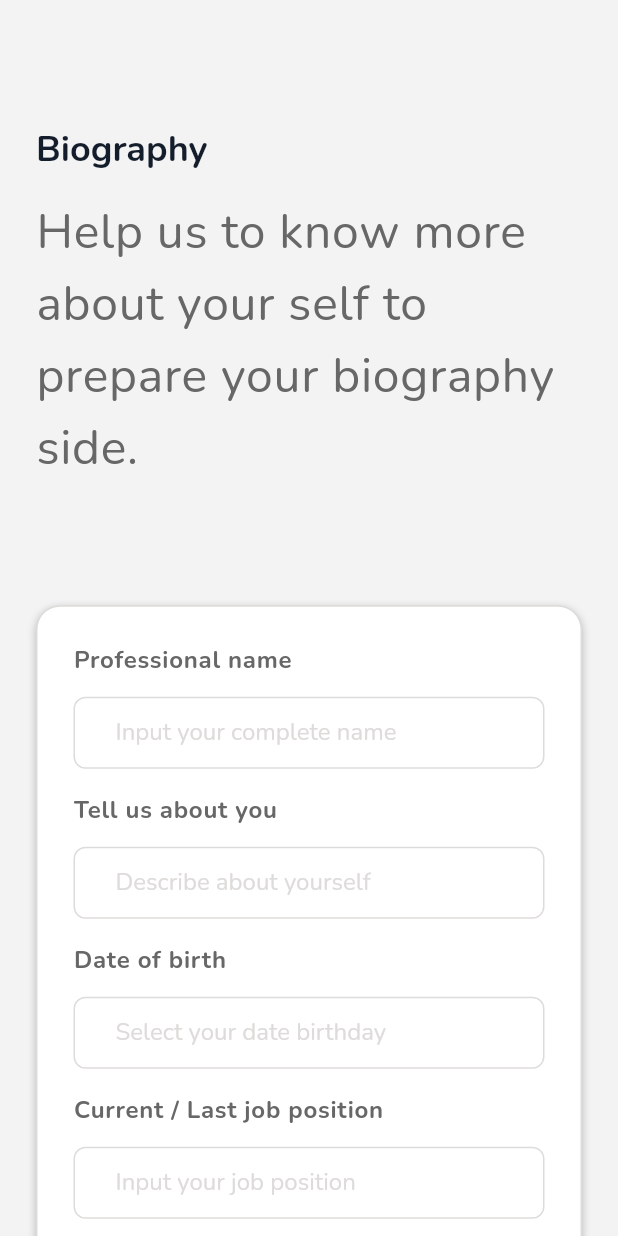
After one commit to Fritzent/Identity, a Flutter app: the BioForm screen opened by its route, on a phone screen of 412 x 824 dp. The commit adds this screen. Run offline on Flutter 3.47's test engine with Material 3 defaults, Android fonts, the phone set to English and light mode, and no system bars; our stand-ins replace dropdown_button2, firebase_core, flutter_bloc, flutter_svg, gap, geolocator and 5 more; accounts and stored records are empty.

Commit message:
Add : BioForm page UI

```diff
--- a/lib/l10n/app_en.arb
+++ b/lib/l10n/app_en.arb
@@ -63,5 +63,30 @@
 
   "project" : "Project",
 
-  "continueText" : "Continue"
+  "continueText" : "Continue",
+
+  "biographyText" : "Biography",
+
+  "biographySubTitle" : "Help us to know more about your self to prepare your biography side.",
+
+  "professionalTitle" : "Professional name",
+
+  "professionalFieldHint" : "Input your complete name",
+
+  "tellUsAboutTitle" : "Tell us about you",
+
+  "tellUsAboutFieldHint" : "Describe about yourself",
+
+  "dateOfBirthTitle" : "Date of birth",
+
+  "dateOfBirthFieldHint" : "Select your date birthday",
+
+  "currentLastJobTitle" : "Current / Last job position",
+
+  "currentLastJobFieldHint" : "Input your job position",
+
+  "lengthOfWorkExperienceTitle" : "Length of Work Experience",
+
+  "lengthOfWorkExperienceFieldHint" : "Input your experience in a year"
+
 }
--- a/lib/l10n/app_id.arb
+++ b/lib/l10n/app_id.arb
@@ -63,5 +63,29 @@
 
   "project" : "Project",
 
-  "continueText" : "Selanjutnya"
+  "continueText" : "Selanjutnya",
+
+  "biographyText" : "Biografi",
+
+  "biographySubTitle" : "Bantu kami untuk mengetahui lebih banyak tentang diri Anda.",
+
+  "professionalTitle" : "Nama profesional",
+
+  "professionalFieldHint" : "Masukkan nama lengkap Anda",
+
+  "tellUsAboutTitle" : "Beritahu kami tentang Anda",
+
+  "tellUsAboutFieldHint" : "Jelaskan tentang diri Anda",
+
+  "dateOfBirthTitle" : "Tanggal lahir",
+
+  "dateOfBirthFieldHint" : "Pilih tanggal ulang tahun Anda",
+
+  "currentLastJobTitle" : "Posisi pekerjaan saat ini / terakhir",
+
+  "currentLastJobFieldHint" : "Masukkan posisi pekerjaan Anda",
+
+  "lengthOfWorkExperienceTitle" : "Lama Pengalaman Kerja",
+
+  "lengthOfWorkExperienceFieldHint" : "Masukkan pengalaman Anda dalam satu tahun"
 }
--- a/lib/l10n/app_localizations.dart
+++ b/lib/l10n/app_localizations.dart
@@ -286,6 +286,78 @@ abstract class AppLocalizations {
   /// In en, this message translates to:
   /// **'Continue'**
   String get continueText;
+
+  /// No description provided for @biographyText.
+  ///
+  /// In en, this message translates to:
+  /// **'Biography'**
+  String get biographyText;
+
+  /// No description provided for @biographySubTitle.
+  ///
+  /// In en, this message translates to:
+  /// **'Help us to know more about your self to prepare your biography side.'**
+  String get biographySubTitle;
+
+  /// No description provided for @professionalTitle.
+  ///
+  /// In en, this message translates to:
+  /// **'Professional name'**
+  String get professionalTitle;
+
+  /// No description provided for @professionalFieldHint.
+  ///
+  /// In en, this message translates to:
+  /// **'Input your complete name'**
+  String get professionalFieldHint;
+
+  /// No description provided for @tellUsAboutTitle.
+  ///
+  /// In en, this message translates to:
+  /// **'Tell us about you'**
+  String get tellUsAboutTitle;
+
+  /// No description provided for @tellUsAboutFieldHint.
+  ///
+  /// In en, this message translates to:
+  /// **'Describe about yourself'**
+  String get tellUsAboutFieldHint;
+
+  /// No description provided for @dateOfBirthTitle.
+  ///
+  /// In en, this message translates to:
+  /// **'Date of birth'**
+  String get dateOfBirthTitle;
+
+  /// No description provided for @dateOfBirthFieldHint.
+  ///
+  /// In en, this message translates to:
+  /// **'Select your date birthday'**
+  String get dateOfBirthFieldHint;
+
+  /// No description provided for @currentLastJobTitle.
+  ///
+  /// In en, this message translates to:
+  /// **'Current / Last job position'**
+  String get currentLastJobTitle;
+
+  /// No description provided for @currentLastJobFieldHint.
+  ///
+  /// In en, this message translates to:
+  /// **'Input your job position'**
+  String get currentLastJobFieldHint;
+
+  /// No description provided for @lengthOfWorkExperienceTitle.
+  ///
+  /// In en, this message translates to:
+  /// **'Length of Work Experience'**
+  String get lengthOfWorkExperienceTitle;
+
+  /// No description provided for @lengthOfWorkExperienceFieldHint.
+  ///
+  /// In en, this message translates to:
+  /// **'Input your experience in a year'**
+  String get lengthOfWorkExperienceFieldHint;
 }
 
 class _AppLocalizationsDelegate extends LocalizationsDelegate<AppLocalizations> {
--- a/lib/l10n/app_localizations_en.dart
+++ b/lib/l10n/app_localizations_en.dart
@@ -105,4 +105,40 @@ class AppLocalizationsEn extends AppLocalizations {
 
   @override
   String get continueText => 'Continue';
+
+  @override
+  String get biographyText => 'Biography';
+
+  @override
+  String get biographySubTitle => 'Help us to know more about your self to prepare your biography side.';
+
+  @override
+  String get professionalTitle => 'Professional name';
+
+  @override
+  String get professionalFieldHint => 'Input your complete name';
+
+  @override
+  String get tellUsAboutTitle => 'Tell us about you';
+
+  @override
+  String get tellUsAboutFieldHint => 'Describe about yourself';
+
+  @override
+  String get dateOfBirthTitle => 'Date of birth';
+
+  @override
+  String get dateOfBirthFieldHint => 'Select your date birthday';
+
+  @override
+  String get currentLastJobTitle => 'Current / Last job position';
+
+  @override
+  String get currentLastJobFieldHint => 'Input your job position';
+
+  @override
+  String get lengthOfWorkExperienceTitle => 'Length of Work Experience';
+
+  @override
+  String get lengthOfWorkExperienceFieldHint => 'Input your experience in a year';
 }
--- a/lib/l10n/app_localizations_id.dart
+++ b/lib/l10n/app_localizations_id.dart
@@ -105,4 +105,40 @@ class AppLocalizationsId extends AppLocalizations {
 
   @override
   String get continueText => 'Selanjutnya';
+
+  @override
+  String get biographyText => 'Biografi';
+
+  @override
+  String get biographySubTitle => 'Bantu kami untuk mengetahui lebih banyak tentang diri Anda.';
+
+  @override
+  String get professionalTitle => 'Nama profesional';
+
+  @override
+  String get professionalFieldHint => 'Masukkan nama lengkap Anda';
+
+  @override
+  String get tellUsAboutTitle => 'Beritahu kami tentang Anda';
+
+  @override
+  String get tellUsAboutFieldHint => 'Jelaskan tentang diri Anda';
+
+  @override
+  String get dateOfBirthTitle => 'Tanggal lahir';
+
+  @override
+  String get dateOfBirthFieldHint => 'Pilih tanggal ulang tahun Anda';
+
+  @override
+  String get currentLastJobTitle => 'Posisi pekerjaan saat ini / terakhir';
+
+  @override
+  String get currentLastJobFieldHint => 'Masukkan posisi pekerjaan Anda';
+
+  @override
+  String get lengthOfWorkExperienceTitle => 'Lama Pengalaman Kerja';
+
+  @override
+  String get lengthOfWorkExperienceFieldHint => 'Masukkan pengalaman Anda dalam satu tahun';
 }
--- a/lib/main.dart
+++ b/lib/main.dart
@@ -85,7 +85,7 @@ class _MainAppState extends State<MainApp> {
             return MaterialApp.router(
               debugShowCheckedModeBanner: false,
               routerConfig: MyAppRouter.router,
-              themeMode: kIsWeb ? ThemeMode.dark : stateTheme.themeMode,
+              themeMode: kIsWeb ? ThemeMode.light : stateTheme.themeMode,
               theme: AppTheme.lightMode,
               darkTheme: AppTheme.darkMode,
               supportedLocales: L10n.all,
--- /dev/null
+++ b/lib/pages/authentication/registration/preparation/bio_form.dart
@@ -0,0 +1,195 @@
+import 'package:flutter/foundation.dart';
+import 'package:flutter/material.dart';
+import 'package:flutter/services.dart';
+import 'package:gap/gap.dart';
+import 'package:go_router/go_router.dart';
+import 'package:identity/l10n/app_localizations.dart';
+import 'package:identity/resources/colors.dart';
+import 'package:identity/resources/font_config.dart';
+import 'package:identity/routes/app_route_constants.dart';
+import 'package:identity/widgets/custom_border_button.dart';
+import 'package:identity/widgets/custom_button.dart';
+import 'package:identity/widgets/custom_text_field.dart';
+
+class BioForm extends StatefulWidget {
+  const BioForm({super.key});
+
+  @override
+  State<BioForm> createState() => _BioFormState();
+}
+
+class _BioFormState extends State<BioForm> {
+  @override
+  Widget build(BuildContext context) {
+    return Scaffold(
+      body: Center(
+        child: ConstrainedBox(
+            constraints: BoxConstraints(
+              maxWidth: kIsWeb
+                  ? (MediaQuery.of(context).size.width / 2 >= 800
+                      ? MediaQuery.of(context).size.width * 0.4
+                      : MediaQuery.of(context).size.width)
+                  : MediaQuery.of(context).size.width,
+            ),
+            child: LayoutBuilder(builder: (context, constraints) {
+              Widget content = Padding(
+                padding: EdgeInsets.only(
+                    top: kIsWeb ? FontList.font16 : FontList.font32,
+                    left: FontList.font24,
+                    right: FontList.font24,),
+                child: Column(
+                  spacing: FontList.font29,
+                  children: [
+                    Expanded(
+                      flex: 1,
+                      child: Align(
+                        alignment: Alignment.center,
+                        child: Column(
+                          crossAxisAlignment: CrossAxisAlignment.start,
+                          mainAxisAlignment: MainAxisAlignment.center,
+                          children: [
+                            Text(
+                              textAlign: TextAlign.start,
+                              AppLocalizations.of(context)!.biographyText,
+                              style: Theme.of(context)
+                                  .textTheme
+                                  .titleLarge
+                                  ?.copyWith(
+                                    fontSize: FontList.font24,
+                                  ),
+                            ),
+                            Gap(FontList.font16),
+                            Text(
+                              textAlign: TextAlign.start,
+                              AppLocalizations.of(context)!.biographySubTitle,
+                              style: Theme.of(context)
+                                  .textTheme
+                                  .bodyLarge
+                                  ?.copyWith(fontSize: FontList.font32),
+                            ),
+                          ],
+                        ),
+                      ),
+                    ),
+                    Expanded(
+                        flex: 2,
+                        child: Align(
+                          alignment: Alignment.bottomCenter,
+                          child: Container(
+                            decoration: BoxDecoration(
+                              color: Theme.of(context).primaryColorDark,
+                              border: BorderDirectional(
+                                top: BorderSide(
+                                    color: ColorList.generalWhite100AppFonts,
+                                    width: 1),
+                                start: BorderSide(
+                                    color: ColorList.generalWhite100AppFonts,
+                                    width: 1),
+                                end: BorderSide(
+                                    color: ColorList.generalWhite100AppFonts,
+                                    width: 1),
+                              ),
+                              borderRadius: BorderRadius.only(
+                                  topLeft: Radius.circular(FontList.font16),
+                                  topRight: Radius.circular(FontList.font16)),
+                              boxShadow: [
+                                BoxShadow(
+                                  color: Color.fromARGB(64, 0, 0, 0),
+                                  spreadRadius: 0,
+                                  blurRadius: 4,
+                                  offset: Offset(0, 2),
+                                ),
+                              ],
+                            ),
+                            padding: EdgeInsets.only(
+                                top: FontList.font24,
+                                left: FontList.font24,
+                                right: FontList.font24,
+                                bottom: FontList.font84),
+                            child: Column(
+                              spacing: FontList.font16,
+                              children: [
+                                CustomTextField(
+                                  textFieldLabel: AppLocalizations.of(context)!
+                                      .professionalTitle,
+                                  textFieldHint: AppLocalizations.of(context)!
+                                      .professionalFieldHint,
+                                  keypadType: TextInputType.text,
+                                  formSection: AppLocalizations.of(context)!
+                                      .professionalTitle,
+                                  onChanged: (value) {},
+                                ),
+                                CustomTextField(
+                                  textFieldLabel: AppLocalizations.of(context)!
+                                      .tellUsAboutTitle,
+                                  textFieldHint: AppLocalizations.of(context)!
+                                      .tellUsAboutFieldHint,
+                                  keypadType: TextInputType.text,
+                                  formSection: AppLocalizations.of(context)!
+                                      .tellUsAboutTitle,
+                                  onChanged: (value) {},
+                                ),
+                                CustomTextField(
+                                  textFieldLabel: AppLocalizations.of(context)!
+                                      .dateOfBirthTitle,
+                                  textFieldHint: AppLocalizations.of(context)!
+                                      .dateOfBirthFieldHint,
+                                  keypadType: TextInputType.text,
+                                  formSection: AppLocalizations.of(context)!
+                                      .dateOfBirthTitle,
+                                  onChanged: (value) {},
+                                ),
+                                CustomTextField(
+                                  textFieldLabel: AppLocalizations.of(context)!
+                                      .currentLastJobTitle,
+                                  textFieldHint: AppLocalizations.of(context)!
+                                      .currentLastJobFieldHint,
+                                  keypadType: TextInputType.text,
+                                  formSection: AppLocalizations.of(context)!
+                                      .currentLastJobTitle,
+                                  onChanged: (value) {},
+                                ),
+                                CustomTextField(
+                                  textFieldLabel: AppLocalizations.of(context)!
+                                      .lengthOfWorkExperienceTitle,
+                                  textFieldHint: AppLocalizations.of(context)!
+                                      .lengthOfWorkExperienceFieldHint,
+                                  keypadType: TextInputType.number,
+                                  formSection: AppLocalizations.of(context)!
+                                      .lengthOfWorkExperienceTitle,
+                                  inputFormatter: FilteringTextInputFormatter.digitsOnly,
+                                  onChanged: (value) {},
+                                ),
+                                Gap(FontList.font15),
+                                GestureDetector(
+                                  onTap: () {
+                                    // if (mounted) {
+                                    //   GoRouter.of(context).pushReplacementNamed(
+                                    //       IdentityRouteConstant.bioFormName);
+                                    // }
+                                  },
+                                  child: CustomButton(
+                                      textButton: AppLocalizations.of(context)!
+                                          .continueText),
+                                ),
+                              ],
+                            ),
+                          ),
+                        ))
+                  ],
+                ),
+              );
+
+              return LayoutBuilder(builder: (context, constraints) {
+                return SingleChildScrollView(
+                    child: ConstrainedBox(
+                        constraints: BoxConstraints(
+                          minHeight: constraints.maxHeight,
+                        ),
+                        child: IntrinsicHeight(child: content)));
+              });
+            })),
+      ),
+    );
+  }
+}
--- a/lib/pages/authentication/registration/register_data_choose.dart
+++ b/lib/pages/authentication/registration/register_data_choose.dart
@@ -1,9 +1,11 @@
 import 'package:flutter/foundation.dart';
 import 'package:flutter/material.dart';
 import 'package:gap/gap.dart';
+import 'package:go_router/go_router.dart';
 import 'package:identity/data/section_data_items.dart';
 import 'package:identity/l10n/app_localizations.dart';
 import 'package:identity/resources/font_config.dart';
+import 'package:identity/routes/app_route_constants.dart';
 import 'package:identity/widgets/custom_button.dart';
 import 'package:identity/widgets/custom_button_choosen.dart';
 
@@ -37,9 +39,7 @@ class _RegisterDataChooseState extends State<RegisterDataChoose> {
               child: Column(
                 children: [
                   Padding(
-                    padding: EdgeInsets.symmetric(
-                      horizontal: FontList.font24
-                    ),
+                    padding: EdgeInsets.symmetric(horizontal: FontList.font24),
                     child: Align(
                       alignment: Alignment.center,
                       child: Column(
@@ -48,11 +48,14 @@ class _RegisterDataChooseState extends State<RegisterDataChoose> {
                         children: [
                           Text(
                             textAlign: TextAlign.center,
-                            AppLocalizations.of(context)!.registerDataChooseTitle,
-                            style:
-                                Theme.of(context).textTheme.titleLarge?.copyWith(
-                                      fontSize: FontList.font24,
-                                    ),
+                            AppLocalizations.of(context)!
+                                .registerDataChooseTitle,
+                            style: Theme.of(context)
+                                .textTheme
+                                .titleLarge
+                                ?.copyWith(
+                                  fontSize: FontList.font24,
+                                ),
                           ),
                           Gap(FontList.font24),
                           Text(
@@ -70,40 +73,44 @@ class _RegisterDataChooseState extends State<RegisterDataChoose> {
                   ),
                   Expanded(
                       flex: 2,
-                      child:  Center(
+                      child: Center(
                         child: Align(
                           alignment: Alignment.topCenter,
                           child: GridView.builder(
-                            padding: EdgeInsets.only(
-                              top: 53
-                            ),
+                            padding: EdgeInsets.only(top: 53),
                             shrinkWrap: true,
-                            physics: kIsWeb ? AlwaysScrollableScrollPhysics(): NeverScrollableScrollPhysics(),
+                            physics: kIsWeb
+                                ? AlwaysScrollableScrollPhysics()
+                                : NeverScrollableScrollPhysics(),
                             gridDelegate:
                                 SliverGridDelegateWithFixedCrossAxisCount(
                               crossAxisCount: 3,
                               crossAxisSpacing: FontList.font24,
                               mainAxisSpacing: FontList.font22,
-                              childAspectRatio:
-                                  1.0,
+                              childAspectRatio: 1.0,
                             ),
                             itemCount: sectionItemData.length,
                             itemBuilder: (context, index) {
-                              return CustomButtonChoosen(textButton: sectionItemData[index].sectionName, iconPath: sectionItemData[index].iconPath);
+                              return CustomButtonChoosen(
+                                  textButton:
+                                      sectionItemData[index].sectionName,
+                                  iconPath: sectionItemData[index].iconPath);
                             },
                           ),
                         ),
                       )),
                   Padding(
-                    padding: EdgeInsets.symmetric(
-                      horizontal: FontList.font24
-                    ),
+                    padding: EdgeInsets.symmetric(horizontal: FontList.font24),
                     child: GestureDetector(
                       onTap: () {
-                        print('Continue click');
+                        if (mounted) {
+                          GoRouter.of(context).pushReplacementNamed(
+                              IdentityRouteConstant.bioFormName);
+                        }
                       },
                       child: CustomButton(
-                          textButton: AppLocalizations.of(context)!.continueText),
+                          textButton:
+                              AppLocalizations.of(context)!.continueText),
                     ),
                   ),
                 ],
--- a/lib/resources/font_config.dart
+++ b/lib/resources/font_config.dart
@@ -8,17 +8,20 @@ class FontList {
   static const double font11 = 11.0;
   static const double font12 = 12.0;
   static const double font14 = 14.0;
+  static const double font15 = 15.0;
   static const double font16 = 16.0;
   static const double font18 = 18.0;
   static const double font20 = 20.0;
   static const double font22 = 22.0;
   static const double font24 = 24.0;
+  static const double font29 = 29.0;
   static const double font32 = 32.0;
   static const double font34 = 34.0;
   static const double font38 = 38.0;
   static const double font40 = 40.0;
   static const double font48 = 48.0;
   static const double font64 = 64.0;
+  static const double font80 = 80.0;
   static const double font84 = 84.0;
   static const double font100 = 100.0;
 }
--- a/lib/routes/app_route_config.dart
+++ b/lib/routes/app_route_config.dart
@@ -1,6 +1,7 @@
 import 'package:flutter/material.dart';
 import 'package:go_router/go_router.dart';
 import 'package:identity/pages/authentication/login/login_page.dart';
+import 'package:identity/pages/authentication/registration/preparation/bio_form.dart';
 import 'package:identity/pages/authentication/registration/register_data_choose.dart';
 import 'package:identity/pages/authentication/registration/register_page.dart';
 import 'package:identity/pages/splash_page.dart';
@@ -43,6 +44,13 @@ class MyAppRouter {
           pageBuilder: (context, state) {
             return MaterialPage(child: RegisterDataChoose());
           },
+        ),
+        GoRoute(
+          path: '/bio_form_page',
+          name: IdentityRouteConstant.bioFormName,
+          pageBuilder: (context, state) {
+            return MaterialPage(child: BioForm());
+          },
         )
 
         /* Example when its need params */
--- a/lib/routes/app_route_constants.dart
+++ b/lib/routes/app_route_constants.dart
@@ -5,4 +5,5 @@ class IdentityRouteConstant {
   static const String registerRouteName = 'register_page';
   static const String errorRouteName = 'error_page';
   static const String registerDataChoose = 'register_data_choose_page';
+  static const String bioFormName = 'bio_form_page';
 }
--- a/lib/widgets/custom_text_field.dart
+++ b/lib/widgets/custom_text_field.dart
@@ -1,5 +1,6 @@
 import 'package:flutter/foundation.dart';
 import 'package:flutter/material.dart';
+import 'package:flutter/services.dart';
 import 'package:flutter_bloc/flutter_bloc.dart';
 import 'package:flutter_svg/flutter_svg.dart';
 import 'package:identity/bloc/custome_text_field_bloc.dart';
@@ -20,6 +21,7 @@ class CustomTextField extends StatefulWidget {
   final bool hasLeftIcon;
   final String? leftIconPath;
   final bool obscureText;
+  final TextInputFormatter? inputFormatter;
 
   const CustomTextField(
       {super.key,
@@ -35,7 +37,8 @@ class CustomTextField extends StatefulWidget {
       this.rightIconPath,
       this.hasLeftIcon = false,
       this.leftIconPath,
-      this.obscureText = false});
+      this.obscureText = false,
+      this.inputFormatter});
 
   @override
   State<CustomTextField> createState() => _CustomTextFieldState();
@@ -97,6 +100,7 @@ class _CustomTextFieldState extends State<CustomTextField> {
               },
               child: TextFormField(
                   keyboardType: widget.keypadType,
+                  inputFormatters: widget.inputFormatter != null ? [widget.inputFormatter!] : [],
                   focusNode: state.focusNode,
                   controller: state.controller,
                   onChanged: widget.onChanged,
```
